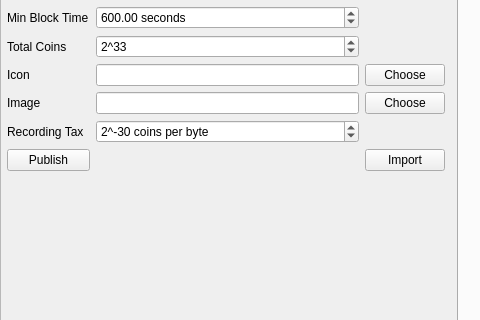
Above: apps/GenesisForm/genesisForm.ui from assignonward/aosuite before the change; both pictures show x 0 to 480 and y 255 to 575 of the 907 by 846 pixel window. Below: the same form after it.
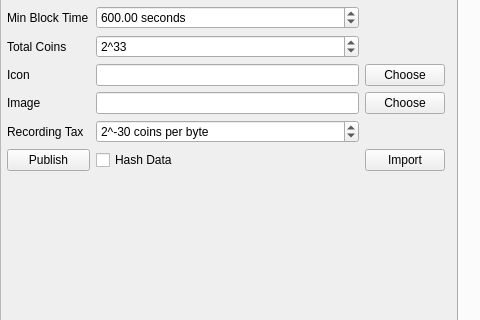
That is the form after the change. Icons and pictures are not drawn.

The edit to the form file:
```diff
--- a/apps/GenesisForm/genesisForm.ui
+++ b/apps/GenesisForm/genesisForm.ui
@@ -328,6 +328,13 @@
         </item>
        </layout>
       </item>
+      <item row="11" column="1">
+       <widget class="QCheckBox" name="hashData">
+        <property name="text">
+         <string>Hash Data</string>
+        </property>
+       </widget>
+      </item>
      </layout>
     </item>
     <item>
```
